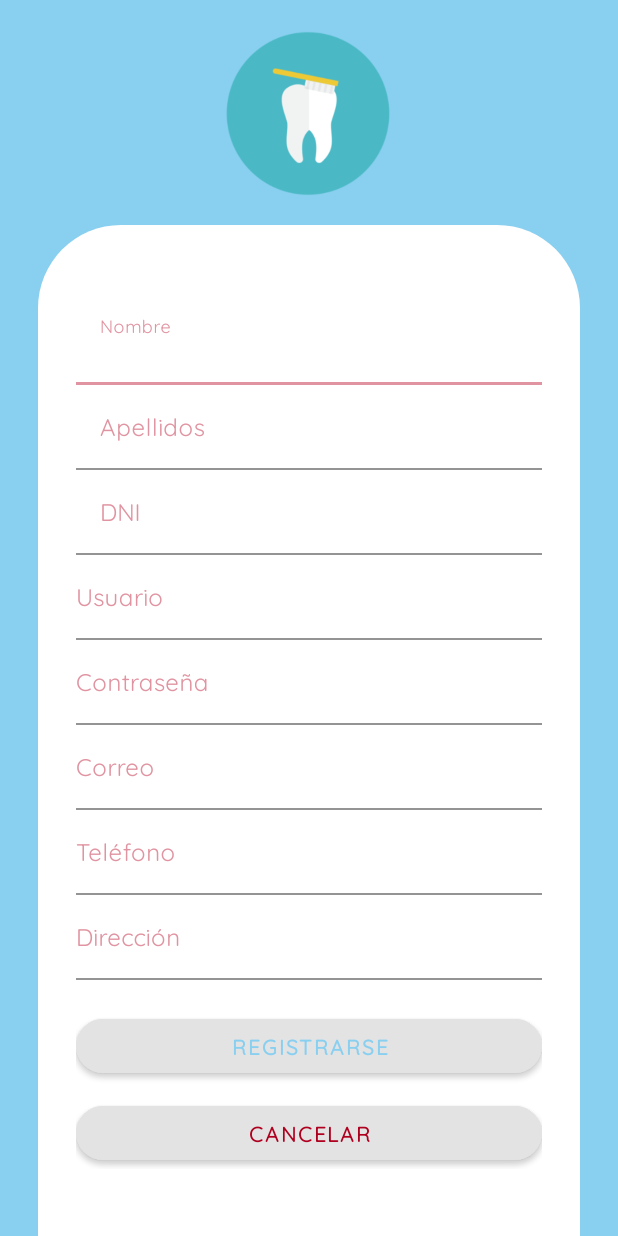
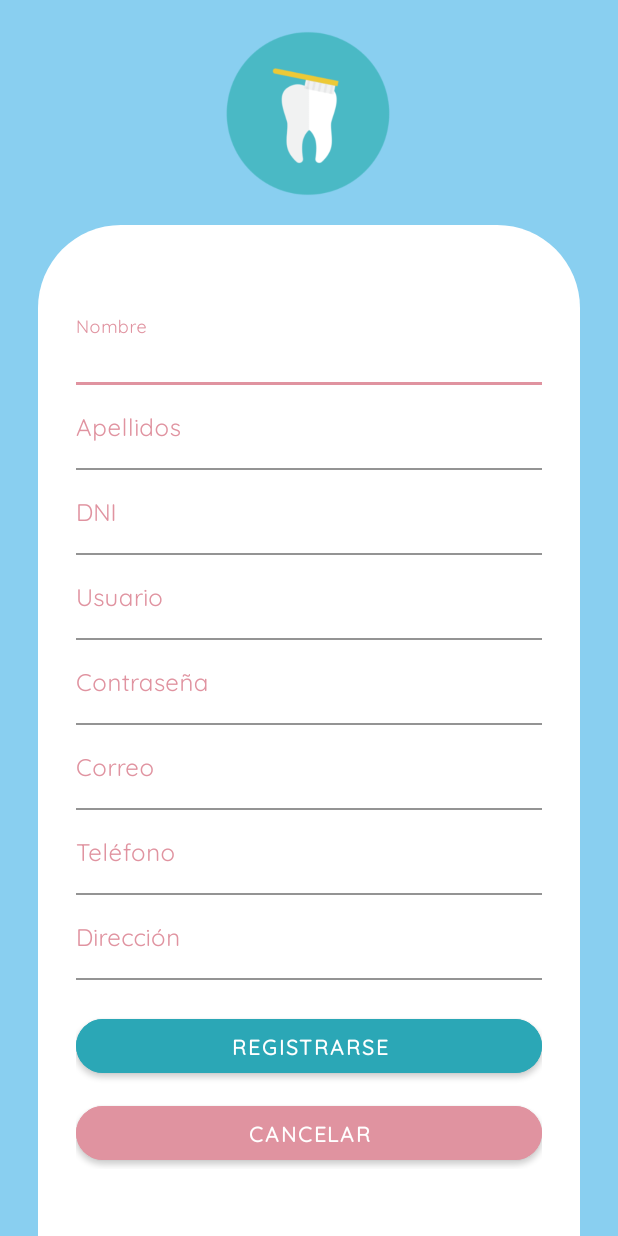
Before and after one commit to antoniotorresolmo/Clinica-dental, an Android app: the Registro screen opened directly, with no data from a screen before it, on a phone screen of 412 x 824 dp. Run offline under Robolectric (Android 15) with nearby library versions, the phone set to English and light mode, and no system bars; our stand-ins replace Volley.

Commit message:
coloco en su sitio los txt de nombre, usuario y password y cambio color a los botones de registro

```diff
--- a/Clinica-dental/app/src/main/res/layout/activity_registro.xml
+++ b/Clinica-dental/app/src/main/res/layout/activity_registro.xml
@@ -55,7 +55,8 @@
                             android:id="@+id/txtNombre"
                             android:layout_width="match_parent"
                             android:layout_height="wrap_content"
-                            android:hint="Nombre" />
+                            android:hint="Nombre"
+                            android:paddingStart="0dp" />
                     </com.google.android.material.textfield.TextInputLayout>
 
                     <com.google.android.material.textfield.TextInputLayout
@@ -71,7 +72,8 @@
                             android:id="@+id/txtApellidos"
                             android:layout_width="match_parent"
                             android:layout_height="wrap_content"
-                            android:hint="Apellidos" />
+                            android:hint="Apellidos"
+                            android:paddingStart="0dp" />
                     </com.google.android.material.textfield.TextInputLayout>
 
                     <com.google.android.material.textfield.TextInputLayout
@@ -87,7 +89,8 @@
                             android:id="@+id/txtDni"
                             android:layout_width="match_parent"
                             android:layout_height="wrap_content"
-                            android:hint="DNI" />
+                            android:hint="DNI"
+                            android:paddingStart="0dp" />
                     </com.google.android.material.textfield.TextInputLayout>
 
                     <com.google.android.material.textfield.TextInputLayout
@@ -188,10 +191,10 @@
                         android:layout_width="match_parent"
                         android:layout_height="wrap_content"
                         android:layout_marginTop="20dp"
-                        android:backgroundTint="@color/fondoBoton"
+                        android:backgroundTint="@color/Azulito"
                         android:text="@string/txtRegistro"
                         android:textAlignment="center"
-                        android:textColor="@color/colorFondo"
+                        android:textColor="@color/white"
                         android:textStyle="bold"
                         app:cornerRadius="20dp"
                         app:rippleColor="#FFFFFF" />
@@ -201,10 +204,10 @@
                         android:layout_width="match_parent"
                         android:layout_height="wrap_content"
                         android:layout_marginTop="10dp"
-                        android:backgroundTint="@color/fondoBoton"
+                        android:backgroundTint="@color/Rosita"
                         android:text="@string/txtCancelar"
                         android:textAlignment="center"
-                        android:textColor="@color/cerrarSesion"
+                        android:textColor="@color/white"
                         android:textStyle="bold"
                         app:cornerRadius="20dp"
                         app:rippleColor="#FFFFFF" />
```
